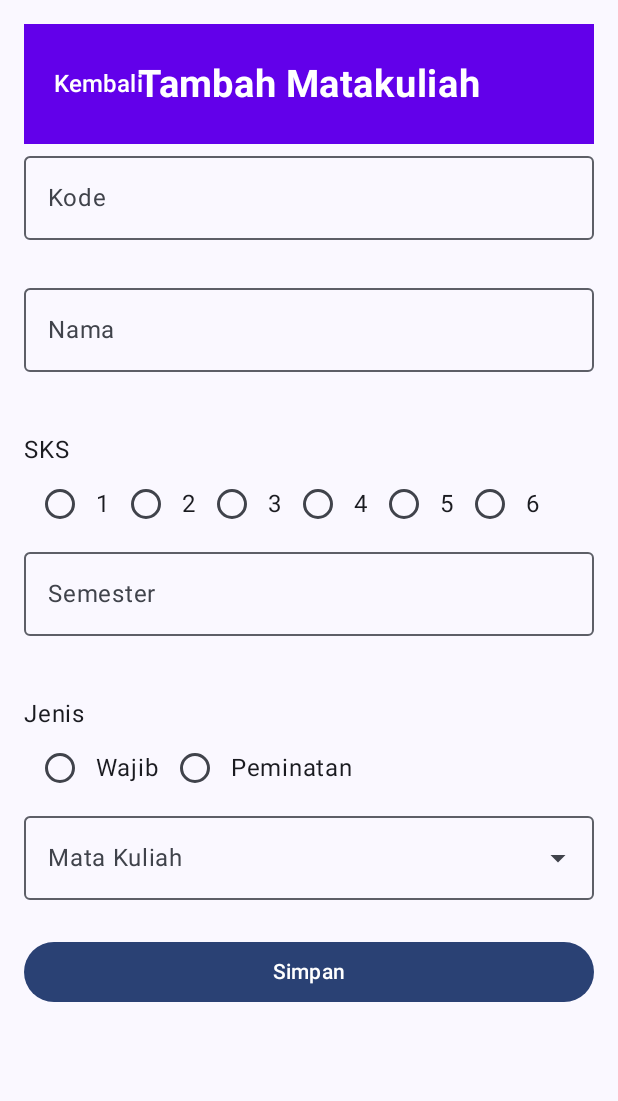
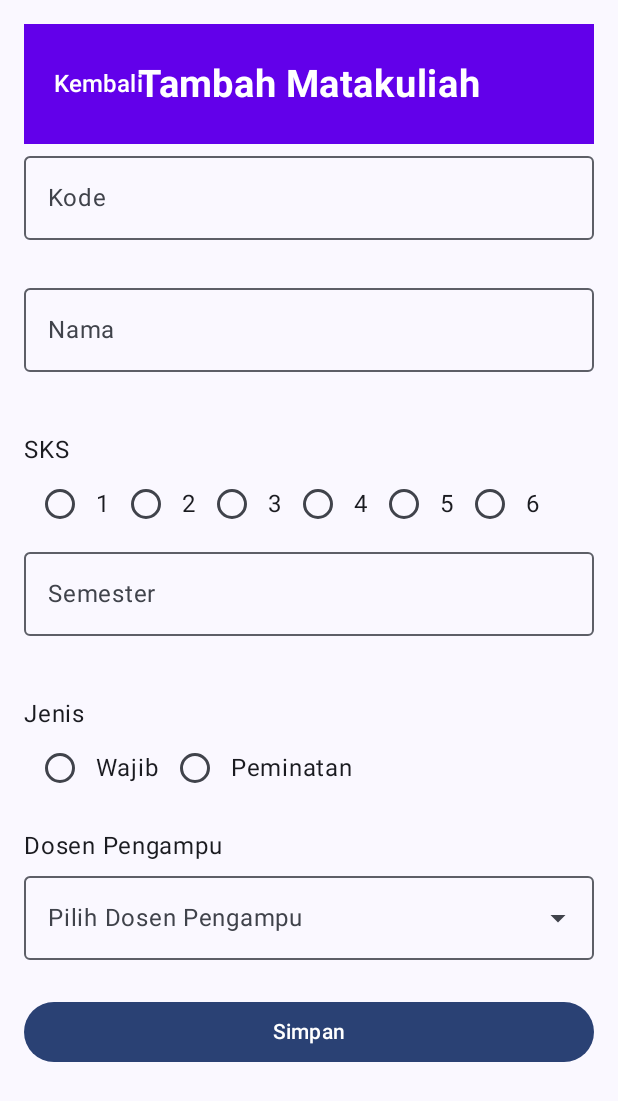
Before and after one commit to FarhanVirenze/UcpRoomDatabase_0139, an Android app built with Jetpack Compose: the InsertMatakuliahView screen opened through its navigation route, on a phone screen of 412 x 824 dp. Shown: the top 1101 px of the screen. Run offline under Robolectric (Android 15) with nearby library versions, the phone set to English and light mode, and no system bars.

Commit message:
Fixed InsertMatakuliahView.kt

```diff
--- a/app/src/main/java/com/pam/pam_ucp2/ui/view/matakuliah/InsertMatakuliahView.kt
+++ b/app/src/main/java/com/pam/pam_ucp2/ui/view/matakuliah/InsertMatakuliahView.kt
@@ -48,18 +48,19 @@ import kotlinx.coroutines.launch
 object DestinasiMatakuliahInsert : AlamatNavigasi {
     override val route = "matakuliahinsert"
 }
+
 @Composable
 fun InsertMatakuliahView(
-    onBack:()->Unit,
-    onNavigate:()->Unit,
+    onBack: () -> Unit,
+    onNavigate: () -> Unit,
     modifier: Modifier = Modifier,
     viewModel: MatakuliahViewModel = viewModel(factory = PenyediaMatakuliahViewModel.Factory),
     viewModelDsn: HomeDosenViewModel = viewModel(factory = PenyediaDosenViewModel.Factory),
-){
+) {
     val uiState = viewModel.uiState
-    val snackbarHostState = remember{ SnackbarHostState() }
+    val snackbarHostState = remember { SnackbarHostState() }
     val coroutineScope = rememberCoroutineScope()
-    val DsnList by viewModelDsn.homeUiState.collectAsState()
+    val dsnList by viewModelDsn.homeUiState.collectAsState()
 
     LaunchedEffect(uiState.snackBarMessage) {
         uiState.snackBarMessage?.let { message ->
@@ -69,16 +70,17 @@ fun InsertMatakuliahView(
             }
         }
     }
-    Scaffold (
-        modifier=modifier,
+
+    Scaffold(
+        modifier = modifier,
         snackbarHost = { SnackbarHost(hostState = snackbarHostState) }
-    ){padding ->
+    ) { padding ->
         Column(
             modifier = Modifier
                 .fillMaxSize()
                 .padding(padding)
                 .padding(16.dp)
-        ){
+        ) {
             TopAppBar(
                 onBack = onBack,
                 showBackButton = true,
@@ -86,8 +88,8 @@ fun InsertMatakuliahView(
             )
             InsertBodyMatakuliah(
                 uiState = uiState,
-                listDosen = DsnList,
-                onValueChange = {updatedEvent->
+                listDosen = dsnList,
+                onValueChange = { updatedEvent ->
                     viewModel.updateState(updatedEvent)
                 },
                 onClick = {
@@ -104,13 +106,13 @@ fun InsertMatakuliahView(
 @Composable
 fun InsertBodyMatakuliah(
     modifier: Modifier = Modifier,
-    onValueChange:(MatakuliahEvent)->Unit,
-    onClick:() -> Unit,
+    onValueChange: (MatakuliahEvent) -> Unit,
+    onClick: () -> Unit,
     uiState: MatakuliahUIState,
     listDosen: HomeUiState
-){
-    Column (
-        modifier= modifier.fillMaxWidth(),
+) {
+    Column(
+        modifier = modifier.fillMaxWidth(),
         verticalArrangement = Arrangement.Center,
         horizontalAlignment = Alignment.CenterHorizontally
     ) {
@@ -129,128 +131,126 @@ fun InsertBodyMatakuliah(
         }
     }
 }
-@Preview(showBackground = true)
+
 @Composable
 fun FormMatakuliah(
     matakuliahEvent: MatakuliahEvent = MatakuliahEvent(),
-    onValueChange:(MatakuliahEvent)->Unit={},
+    onValueChange: (MatakuliahEvent) -> Unit = {},
     errorState: FormErrorState = FormErrorState(),
     modifier: Modifier = Modifier,
     listDsn: List<Dosen>
-){
-    val sks = listOf("1","2","3","4","5","6")
-    val jenis = listOf("Wajib","Peminatan")
+) {
+    val sks = listOf("1", "2", "3", "4", "5", "6")
+    val jenis = listOf("Wajib", "Peminatan")
     val namaDosenList = listDsn.map { it.nama }
-    var chosenDropdown by remember { mutableStateOf("") }
 
-    Column (
+    Column(
         modifier = modifier.fillMaxWidth()
-    ){
+    ) {
         OutlinedTextField(
             modifier = Modifier.fillMaxWidth(),
-            value =matakuliahEvent.kode,
+            value = matakuliahEvent.kode,
             onValueChange = {
                 onValueChange(matakuliahEvent.copy(kode = it))
             },
-            label= { Text("Kode") },
-            isError = errorState.kode !=null,
+            label = { Text("Kode") },
+            isError = errorState.kode != null,
             placeholder = { Text("Masukkan Kode") },
             keyboardOptions = KeyboardOptions(keyboardType = KeyboardType.Number)
         )
         Text(
-            text = errorState.kode ?:"",
+            text = errorState.kode ?: "",
             color = Color.Red
         )
-        Column (
-            modifier = modifier.fillMaxWidth()
-        ){
+
         OutlinedTextField(
             modifier = Modifier.fillMaxWidth(),
-                value =matakuliahEvent.nama,
+            value = matakuliahEvent.nama,
             onValueChange = {
                 onValueChange(matakuliahEvent.copy(nama = it))
             },
-                label= { Text("Nama") },
-                isError = errorState.nama !=null,
+            label = { Text("Nama") },
+            isError = errorState.nama != null,
             placeholder = { Text("Masukkan Nama") },
         )
         Text(
-                text = errorState.nama ?:"",
+            text = errorState.nama ?: "",
             color = Color.Red
         )
-            Spacer(modifier= Modifier.height(16.dp))
-            Text(text ="SKS")
+
+        Spacer(modifier = Modifier.height(16.dp))
+
+        Text(text = "SKS")
         Row(
-                modifier= Modifier.fillMaxWidth()
-
-            ){
-                sks.forEach{sks ->
+            modifier = Modifier.fillMaxWidth()
+        ) {
+            sks.forEach { sksOption ->
                 Row(
                     verticalAlignment = Alignment.CenterVertically,
                     horizontalArrangement = Arrangement.Start
-                    ){
+                ) {
                     RadioButton(
-                            selected = matakuliahEvent.sks == sks,
+                        selected = matakuliahEvent.sks == sksOption,
                         onClick = {
-                                onValueChange(matakuliahEvent.copy(sks = sks))
+                            onValueChange(matakuliahEvent.copy(sks = sksOption))
                         },
                     )
-                        Text(
-                            text = sks,
-                        )
-                    }
-                }
-            }
-            OutlinedTextField(
-                modifier = Modifier.fillMaxWidth(),
-                value =matakuliahEvent.semester,
-                onValueChange = {
-                    onValueChange(matakuliahEvent.copy(semester = it))
-                },
-                label= { Text("Semester") },
-                isError = errorState.semester !=null,
-                placeholder = { Text("Masukkan Semester") },
-            )
-            Text(
-                text = errorState.semester ?:"",
-                color = Color.Red
-            )
-            Spacer(modifier= Modifier.height(16.dp))
-            Text(text ="Jenis")
-            Row(
-                modifier= Modifier.fillMaxWidth()
-
-            ){
-                jenis.forEach{jenis ->
-                    Row(
-                        verticalAlignment = Alignment.CenterVertically,
-                        horizontalArrangement = Arrangement.Start
-                    ){
-                        RadioButton(
-                            selected = matakuliahEvent.jenis  == jenis,
-                            onClick = {
-                                onValueChange(matakuliahEvent.copy(jenis = jenis))
-                            },
-                        )
-                        Text(
-                            text = jenis,
-                        )
+                    Text(text = sksOption)
                 }
             }
         }
 
+        OutlinedTextField(
+            modifier = Modifier.fillMaxWidth(),
+            value = matakuliahEvent.semester,
+            onValueChange = {
+                onValueChange(matakuliahEvent.copy(semester = it))
+            },
+            label = { Text("Semester") },
+            isError = errorState.semester != null,
+            placeholder = { Text("Masukkan Semester") },
+        )
+        Text(
+            text = errorState.semester ?: "",
+            color = Color.Red
+        )
+
+        Spacer(modifier = Modifier.height(16.dp))
+
+        Text(text = "Jenis")
+        Row(
+            modifier = Modifier.fillMaxWidth()
+        ) {
+            jenis.forEach { jenisOption ->
+                Row(
+                    verticalAlignment = Alignment.CenterVertically,
+                    horizontalArrangement = Arrangement.Start
+                ) {
+                    RadioButton(
+                        selected = matakuliahEvent.jenis == jenisOption,
+                        onClick = {
+                            onValueChange(matakuliahEvent.copy(jenis = jenisOption))
+                        },
+                    )
+                    Text(text = jenisOption)
+                }
+            }
+        }
+
+        Spacer(modifier = Modifier.height(16.dp))
+
+        Text(text = "Dosen Pengampu")
         DynamicSelectedTextField(
-                selectedValue = chosenDropdown,
+            selectedValue = matakuliahEvent.dosenpengampu,
             options = namaDosenList,
-                label = "Mata Kuliah",
+            label = "Pilih Dosen Pengampu",
             onValueChangedEvent = {
-                    chosenDropdown = it
+                onValueChange(matakuliahEvent.copy(dosenpengampu = it))
             }
         )
         Text(
-                text = errorState.dosenpengampu ?:"",
+            text = errorState.dosenpengampu ?: "",
             color = Color.Red
         )
     }
 }
-}
```
Lines whose indentation alone changed are shown as unchanged.
